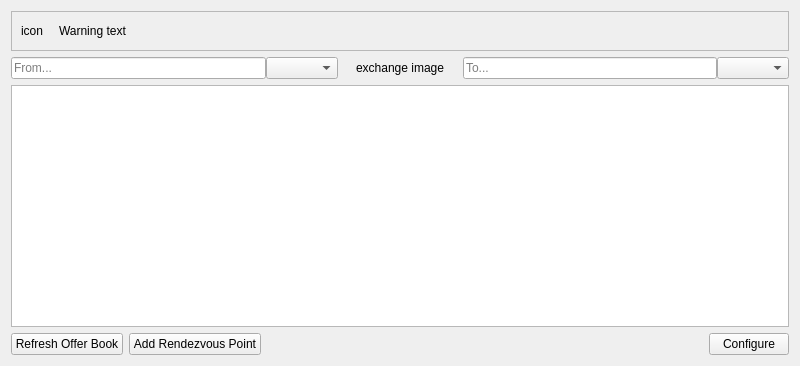
The window that src/plugins/atomic/AtomicWidget.ui (feather-wallet/feather) describes before a commit, drawn with Qt 5.
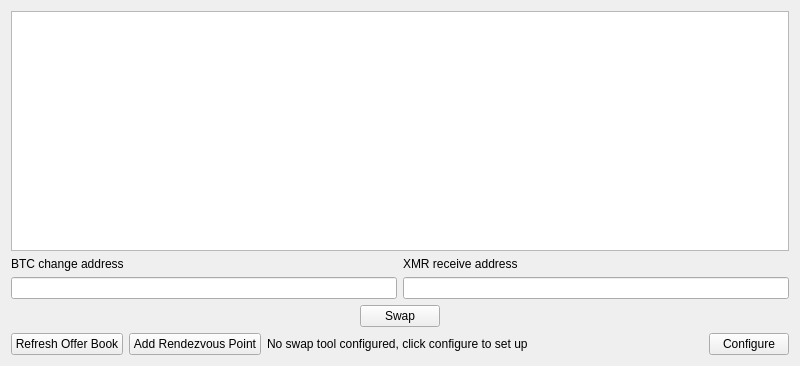
The same window after the commit. Custom widgets are drawn as their Qt base class.

Commit message: Offer Book updating finished. Minor ui additions.

```diff
--- a/src/plugins/atomic/AtomicWidget.ui
+++ b/src/plugins/atomic/AtomicWidget.ui
@@ -15,124 +15,76 @@
   </property>
   <layout class="QVBoxLayout" name="verticalLayout_2">
    <item>
-    <widget class="QFrame" name="frame_warning">
-     <property name="frameShape">
-      <enum>QFrame::Shape::StyledPanel</enum>
-     </property>
-     <property name="frameShadow">
-      <enum>QFrame::Shadow::Raised</enum>
-     </property>
+    <widget class="QTableView" name="offerBookTable"/>
+   </item>
+   <item>
+    <layout class="QHBoxLayout" name="horizontalLayout_2">
+     <item>
+      <layout class="QVBoxLayout" name="verticalLayout">
+       <item>
+        <widget class="QLabel" name="label">
+         <property name="text">
+          <string>BTC change address</string>
+         </property>
+        </widget>
+       </item>
+       <item>
+        <widget class="QLineEdit" name="change_address"/>
+       </item>
+      </layout>
+     </item>
+     <item>
+      <layout class="QVBoxLayout" name="verticalLayout_4">
+       <item>
+        <widget class="QLabel" name="label_2">
+         <property name="text">
+          <string>XMR receive address</string>
+         </property>
+        </widget>
+       </item>
+       <item>
+        <widget class="QLineEdit" name="xmr_address"/>
+       </item>
+      </layout>
+     </item>
+    </layout>
+   </item>
+   <item>
      <layout class="QHBoxLayout" name="horizontalLayout_3">
-      <item>
-       <widget class="QLabel" name="icon_warning">
-        <property name="sizePolicy">
-         <sizepolicy hsizetype="Maximum" vsizetype="Preferred">
-          <horstretch>0</horstretch>
-          <verstretch>0</verstretch>
-         </sizepolicy>
-        </property>
-        <property name="text">
-         <string>icon</string>
-        </property>
-       </widget>
-      </item>
       <item>
        <spacer name="horizontalSpacer_2">
         <property name="orientation">
          <enum>Qt::Orientation::Horizontal</enum>
         </property>
-        <property name="sizeType">
-         <enum>QSizePolicy::Policy::Maximum</enum>
-        </property>
         <property name="sizeHint" stdset="0">
          <size>
-          <width>10</width>
+         <width>40</width>
           <height>20</height>
          </size>
         </property>
        </spacer>
       </item>
       <item>
-       <widget class="QLabel" name="label_warning">
+      <widget class="QPushButton" name="btn_swap">
         <property name="text">
-         <string>Warning text</string>
+        <string>Swap</string>
         </property>
        </widget>
       </item>
-     </layout>
-    </widget>
-   </item>
    <item>
-    <layout class="QGridLayout" name="gridLayout_2">
-     <property name="horizontalSpacing">
-      <number>18</number>
-     </property>
-     <item row="0" column="0">
-      <layout class="QHBoxLayout" name="horizontalLayout_2">
-       <property name="spacing">
-        <number>0</number>
+      <spacer name="horizontalSpacer_3">
+       <property name="orientation">
+        <enum>Qt::Orientation::Horizontal</enum>
+       </property>
+       <property name="sizeHint" stdset="0">
+        <size>
+         <width>40</width>
+         <height>20</height>
+        </size>
        </property>
-       <property name="topMargin">
-        <number>0</number>
-       </property>
-       <item>
-        <widget class="QLineEdit" name="lineFrom">
-         <property name="sizePolicy">
-          <sizepolicy hsizetype="Expanding" vsizetype="Maximum">
-           <horstretch>0</horstretch>
-           <verstretch>0</verstretch>
-          </sizepolicy>
-         </property>
-         <property name="frame">
-          <bool>true</bool>
-         </property>
-         <property name="placeholderText">
-          <string>From...</string>
-         </property>
-        </widget>
-       </item>
-       <item>
-        <widget class="QComboBox" name="comboAtomicFrom"/>
-       </item>
-      </layout>
-     </item>
-     <item row="0" column="1">
-      <widget class="DoublePixmapLabel" name="imageExchange">
-       <property name="text">
-        <string>exchange image</string>
-       </property>
-      </widget>
-     </item>
-     <item row="0" column="2">
-      <layout class="QHBoxLayout" name="horizontalLayout_4">
-       <property name="spacing">
-        <number>0</number>
-       </property>
-       <item>
-        <widget class="QLineEdit" name="lineTo">
-         <property name="sizePolicy">
-          <sizepolicy hsizetype="Expanding" vsizetype="Maximum">
-           <horstretch>0</horstretch>
-           <verstretch>0</verstretch>
-          </sizepolicy>
-         </property>
-         <property name="readOnly">
-          <bool>false</bool>
-         </property>
-         <property name="placeholderText">
-          <string>To...</string>
-         </property>
-        </widget>
-       </item>
-       <item>
-        <widget class="QComboBox" name="comboAtomicTo"/>
-       </item>
-      </layout>
-     </item>
-    </layout>
-   </item>
-   <item>
-    <widget class="QTableView" name="offerBookTable"/>
+      </spacer>
+     </item>
+    </layout>
    </item>
    <item>
     <layout class="QHBoxLayout" name="horizontalLayout">
@@ -150,6 +102,13 @@
        </property>
       </widget>
      </item>
+     <item>
+      <widget class="QLabel" name="meta_label">
+       <property name="text">
+        <string>No swap tool configured, click configure to set up</string>
+       </property>
+      </widget>
+     </item>
      <item>
       <spacer name="horizontalSpacer">
        <property name="orientation">
@@ -174,13 +133,6 @@
    </item>
   </layout>
  </widget>
- <customwidgets>
-  <customwidget>
-   <class>DoublePixmapLabel</class>
-   <extends>QLabel</extends>
-   <header>components.h</header>
-  </customwidget>
- </customwidgets>
  <resources/>
  <connections/>
  <slots>
```
Lines whose indentation alone changed are shown as unchanged. The commit also changes 2 other files.
